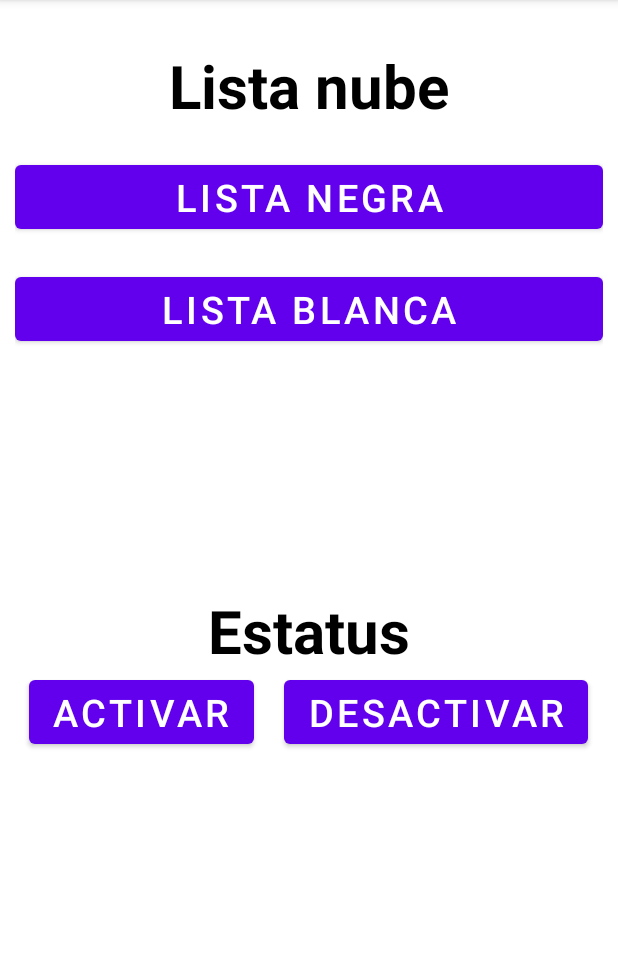
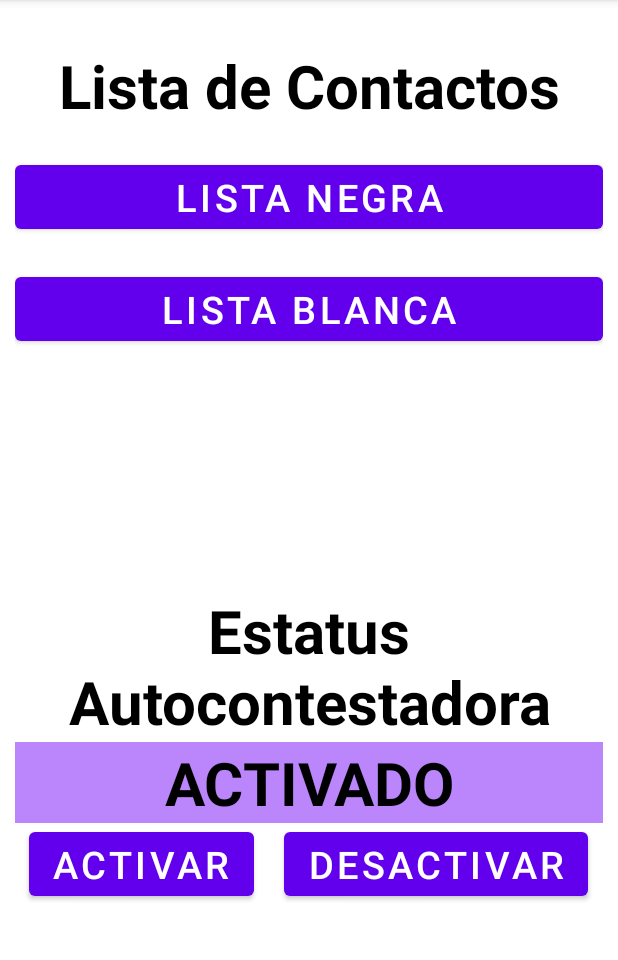
Before and after one commit to ALSALO24/LADM_PRACTICA1_AUTOCONTESTADORA, an Android app: the screen it shows after launch (MainActivity), on a phone screen of 412 x 824 dp, the part 84-1044 px from its top. Run offline under Robolectric (Android 15) with nearby library versions, the phone set to English and light mode, and no system bars; our stand-ins replace Firebase (no records; nobody signed in at launch, a user with empty details on screens opened directly).

Commit message:
LADM-UNIDAD4-PRACTICA1V1

```diff
--- a/app/src/main/java/mx/tecnm/tepic/ladm_u4_practica1_autocontestadora/MainActivity.kt
+++ b/app/src/main/java/mx/tecnm/tepic/ladm_u4_practica1_autocontestadora/MainActivity.kt
@@ -1,16 +1,29 @@
 package mx.tecnm.tepic.ladm_u4_practica1_autocontestadora
 
 import android.Manifest
+import android.annotation.SuppressLint
+import android.app.AlertDialog
 import android.content.Context
 import android.content.Intent
 import android.content.pm.PackageManager
 import androidx.appcompat.app.AppCompatActivity
 import android.os.Bundle
+import android.widget.Toast
 import androidx.core.app.ActivityCompat
+import com.google.firebase.firestore.CollectionReference
+import com.google.firebase.firestore.FirebaseFirestore
 import kotlinx.android.synthetic.main.activity_main.*
 
 class MainActivity : AppCompatActivity() {
+    var status = ""
+    var baseRemota = FirebaseFirestore.getInstance()
+
+
+    @SuppressLint("ResourceAsColor")
     override fun onCreate(savedInstanceState: Bundle?) {
+        activarPorDefecto()
+
+
         super.onCreate(savedInstanceState)
         setContentView(R.layout.activity_main)
 
@@ -37,8 +50,39 @@ class MainActivity : AppCompatActivity() {
             val intent2 = Intent(applicationContext, listaBlanca::class.java).apply {}
             startActivity(intent2)
         }//blanca
+
+        activar.setOnClickListener{
+
+               baseRemota.collection("estado").document("qBCglZ9ryiIrcDNjBN0f")
+                    .update("status","1").addOnSuccessListener {
+                        textView.setBackgroundColor(R.color.green)
+                       textView.setText("ACTIVADO")
+                   }
+
+
+            Toast.makeText(this,"¡SE ACTIVO!" , Toast.LENGTH_LONG).show()
+
+
+        }
+        desactivar.setOnClickListener{
+
+            baseRemota.collection("estado").document("qBCglZ9ryiIrcDNjBN0f")
+                .update("status","0").addOnSuccessListener {
+                    textView.setBackgroundColor(R.color.red)
+                    textView.setText("DESACTIVADO")
+                }
+
+
+            Toast.makeText(this, "¡SE DESACTIVO!",Toast.LENGTH_LONG).show()
+        }
     }
     fun hasPermissions(context: Context, vararg permissions: String): Boolean = permissions.all {
         ActivityCompat.checkSelfPermission(context, it) == PackageManager.PERMISSION_GRANTED
     }
+
+    fun activarPorDefecto(){
+        baseRemota.collection("estado").document("qBCglZ9ryiIrcDNjBN0f")
+            .update("status","1")
+    }
+
 }
--- a/app/src/main/res/layout/activity_main.xml
+++ b/app/src/main/res/layout/activity_main.xml
@@ -14,7 +14,7 @@
         android:layout_marginTop="20dp"
         android:layout_width="match_parent"
         android:layout_height="wrap_content"
-        android:text="Lista nube"
+        android:text="Lista de Contactos"
         android:textSize="40dp"
         android:gravity="center"
         android:textColor="@color/black"
@@ -40,12 +40,24 @@
         android:layout_marginTop="160dp"
         android:layout_width="match_parent"
         android:layout_height="wrap_content"
-        android:text="Estatus"
+        android:text="Estatus Autocontestadora"
         android:textSize="40dp"
         android:gravity="center"
         android:textColor="@color/black"
         android:textStyle="bold"
         />
+
+    <TextView
+        android:id="@+id/textView"
+        android:textStyle="bold"
+        android:background="@color/purple_200"
+        android:textColor="@color/black"
+        android:layout_width="match_parent"
+        android:layout_height="wrap_content"
+        android:textAlignment="center"
+        android:textSize="40dp"
+        android:text="ACTIVADO" />
+
     <LinearLayout
         android:layout_width="match_parent"
         android:layout_height="wrap_content"
--- a/app/src/main/res/values/colors.xml
+++ b/app/src/main/res/values/colors.xml
@@ -7,4 +7,6 @@
     <color name="teal_700">#FF018786</color>
     <color name="black">#FF000000</color>
     <color name="white">#FFFFFFFF</color>
+    <color name="green">#008F39</color>
+    <color name="red">#FF0000</color>
 </resources>
```
Also changed, not shown: app/src/main/AndroidManifest.xml (+17 -0 lines), app/src/main/java/mx/tecnm/tepic/ladm_u4_practica1_autocontestadora/llamadas.kt (+56 -36 lines), app/src/main/java/mx/tecnm/tepic/ladm_u4_practica1_autocontestadora/llamadasNo.kt (+48 -37 lines), 507 other files.
